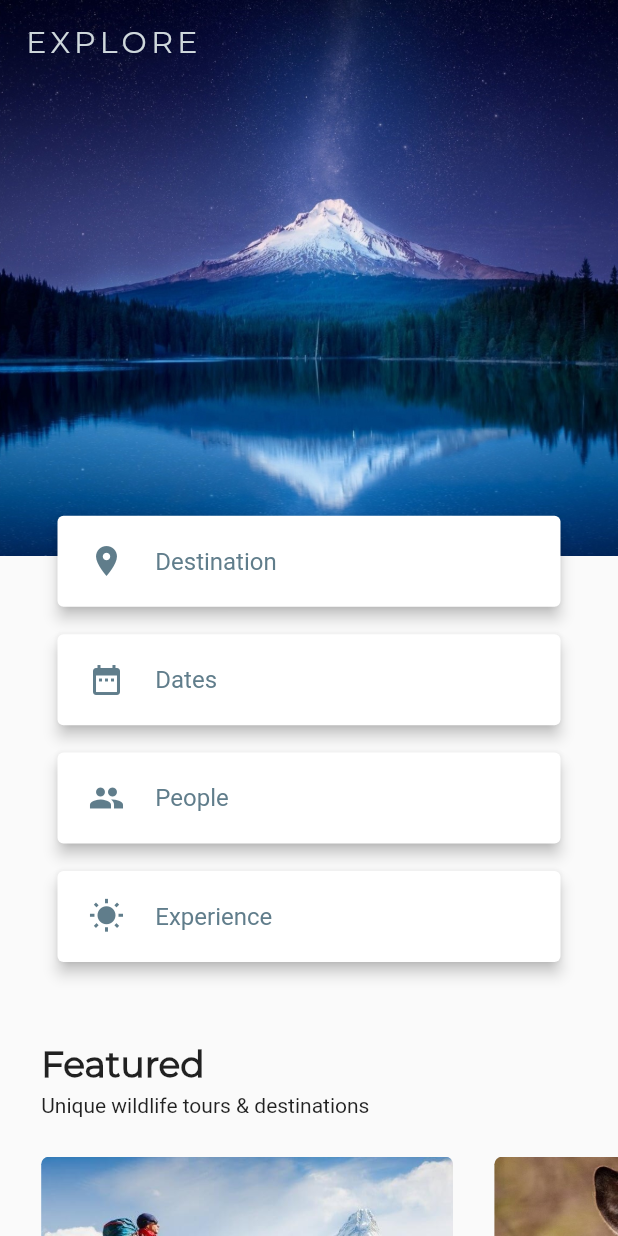
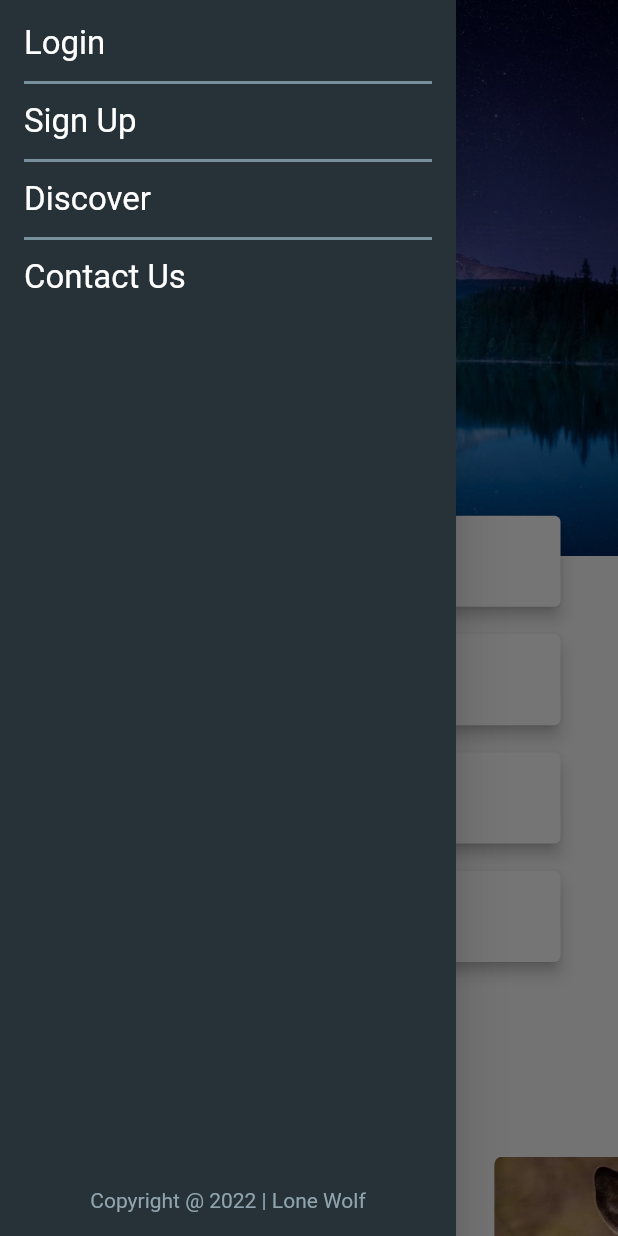
Before and after one commit to Lone-Wolf17/explore_flutter_web, a Flutter app: the screen it shows after launch, with the side drawer open (before the commit the screen has no drawer), on a phone screen of 412 x 824 dp. Run offline on Flutter 3.47's test engine with Material 2 defaults, Android fonts, the phone set to English and light mode, and no system bars; our stand-ins replace carousel_slider.

Commit message:
** Bottom Bar  * Drawer Implemented

```diff
--- a/lib/main.dart
+++ b/lib/main.dart
@@ -1,4 +1,4 @@
-import 'package:explore_flutter_web/views/home_page.dart';
+import 'package:explore_flutter_web/screens/home_page.dart';
 import 'package:flutter/material.dart';
 
 void main() {
--- a/lib/views/home_page.dart
+++ b/lib/screens/home_page.dart
@@ -1,6 +1,8 @@
 import 'package:explore_flutter_web/constants/app_constants.dart';
+import 'package:explore_flutter_web/widgets/bottom_bar.dart';
 import 'package:explore_flutter_web/widgets/destination_carousel.dart';
 import 'package:explore_flutter_web/widgets/destination_heading.dart';
+import 'package:explore_flutter_web/widgets/explore_drawer.dart';
 import 'package:explore_flutter_web/widgets/featured_heading.dart';
 import 'package:explore_flutter_web/widgets/featured_tiles.dart';
 import 'package:explore_flutter_web/widgets/floating_quick_access_bar.dart';
@@ -41,6 +43,7 @@ class _HomePageState extends State<HomePage> {
 
     return Scaffold(
       extendBodyBehindAppBar: true,
+      drawer: const ExploreDrawer(),
       appBar: ResponsiveWidget.isSmallScreen(context)
           ? AppBar(
               backgroundColor: Colors.blueGrey.shade900.withOpacity(_opacity),
@@ -85,6 +88,8 @@ class _HomePageState extends State<HomePage> {
             ]),
             DestinationHeading(screenSize: screenSize),
             const DestinationCarousel(),
+            SizedBox(height: screenSize.height / 10),
+            const BottomBar()
           ],
         ),
 
--- /dev/null
+++ b/lib/widgets/explore_drawer.dart
@@ -0,0 +1,73 @@
+import 'package:flutter/material.dart';
+
+class ExploreDrawer extends StatelessWidget {
+  const ExploreDrawer({Key? key}) : super(key: key);
+
+  @override
+  Widget build(BuildContext context) {
+    return Drawer(child: Container(
+      color: Colors.blueGrey.shade900,
+      padding: const EdgeInsets.all(16),
+      child: Column(
+        crossAxisAlignment: CrossAxisAlignment.start,
+        mainAxisAlignment: MainAxisAlignment.start,
+        children: [
+          InkWell(
+            onTap: () {},
+            child: const Text(
+              'Login', style: TextStyle(color: Colors.white, fontSize: 22)
+            )),
+            Padding(
+              padding: const EdgeInsets.symmetric(vertical: 5),
+              child: Divider(
+               color: Colors.blueGrey.shade400,
+               thickness: 2,
+              )
+            ),
+          InkWell(
+            onTap: () {},
+            child: const Text(
+              'Sign Up',
+              style: TextStyle(color: Colors.white, fontSize: 22),
+            ),
+          ),
+          Padding(
+              padding: const EdgeInsets.symmetric(vertical: 5),
+              child: Divider(
+                color: Colors.blueGrey.shade400,
+                thickness: 2,
+              )
+          ),
+          InkWell(
+            onTap: () {},
+            child: const Text(
+              'Discover',
+              style: TextStyle(color: Colors.white, fontSize: 22),
+            ),
+          ),
+          Padding(
+              padding: const EdgeInsets.symmetric(vertical: 5),
+              child: Divider(
+                color: Colors.blueGrey.shade400,
+                thickness: 2,
+              )
+          ),
+          InkWell(
+            onTap: () {},
+            child: const Text(
+              'Contact Us',
+              style: TextStyle(color: Colors.white, fontSize: 22),
+            ),
+          ),
+          Expanded(child: Align(alignment: Alignment.bottomCenter, child: Text(
+            'Copyright @ 2022 | Lone Wolf',
+            style: TextStyle(
+              color: Colors.blueGrey.shade300,
+              fontSize: 14
+            ),
+          )))
+        ],
+      ),
+    ));
+  }
+}
```
Also changed, not shown: lib/widgets/bottom_bar.dart (added, +105 -0 lines), lib/widgets/bottom_bar_column.dart (added, +51 -0 lines), lib/widgets/info_text.dart (added, +26 -0 lines).
